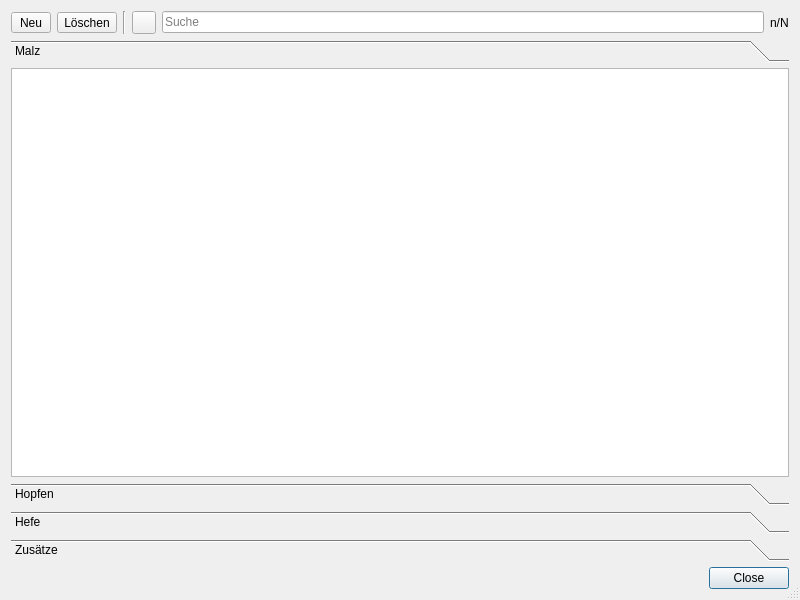
Qt form kleiner-brauhelfer/dialogs/dlgrohstoffe.ui (kleiner-brauhelfer/kleiner-brauhelfer-2) before a commit.
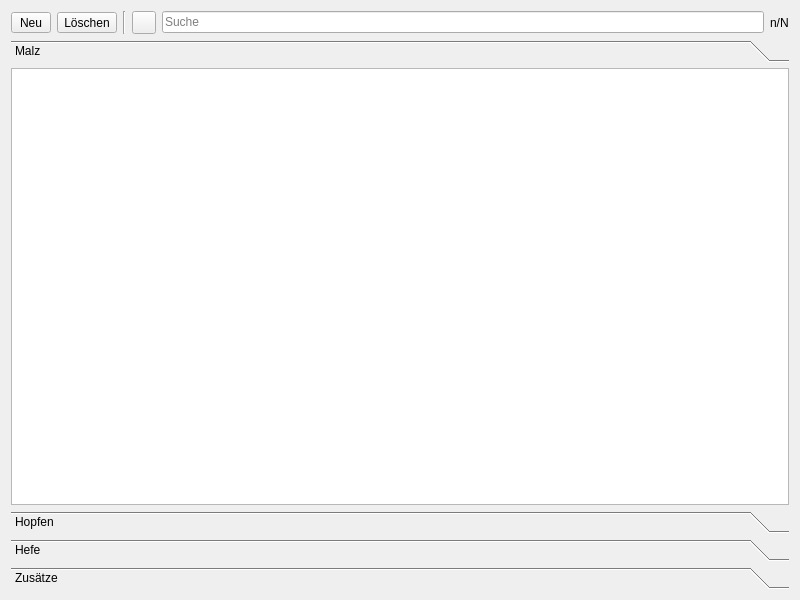
The same form after that commit. Icons and pictures are not drawn. Custom widgets are drawn as their Qt base class.

Patch:
```diff
--- a/kleiner-brauhelfer/dialogs/dlgrohstoffe.ui
+++ b/kleiner-brauhelfer/dialogs/dlgrohstoffe.ui
@@ -16,9 +16,6 @@
   <property name="windowIcon">
    <iconset theme="actionrohstoffe"/>
   </property>
-  <property name="sizeGripEnabled">
-   <bool>true</bool>
-  </property>
   <layout class="QVBoxLayout" name="verticalLayout">
    <item>
     <layout class="QHBoxLayout" name="horizontalLayout_4">
@@ -317,13 +314,6 @@
      </widget>
     </widget>
    </item>
-   <item>
-    <widget class="QDialogButtonBox" name="buttonBox">
-     <property name="standardButtons">
-      <set>QDialogButtonBox::Close</set>
-     </property>
-    </widget>
-   </item>
   </layout>
   <action name="actionNeu">
    <property name="text">
```
Left out of the diff: 35 changed lines with no effect on the pictures.
